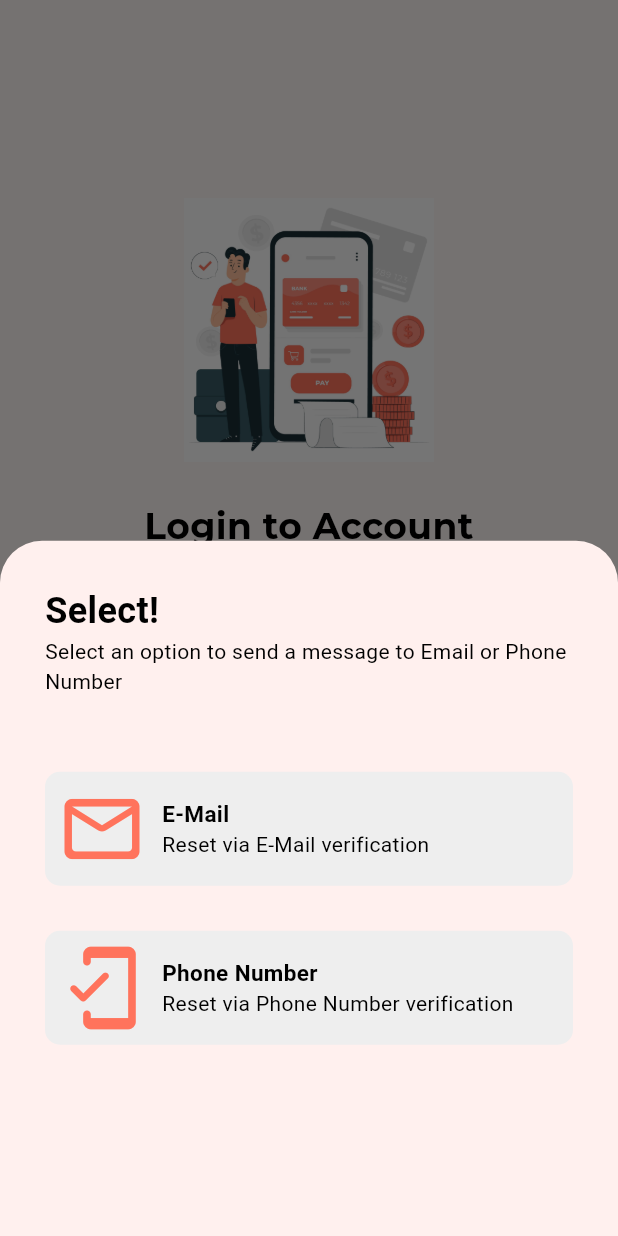
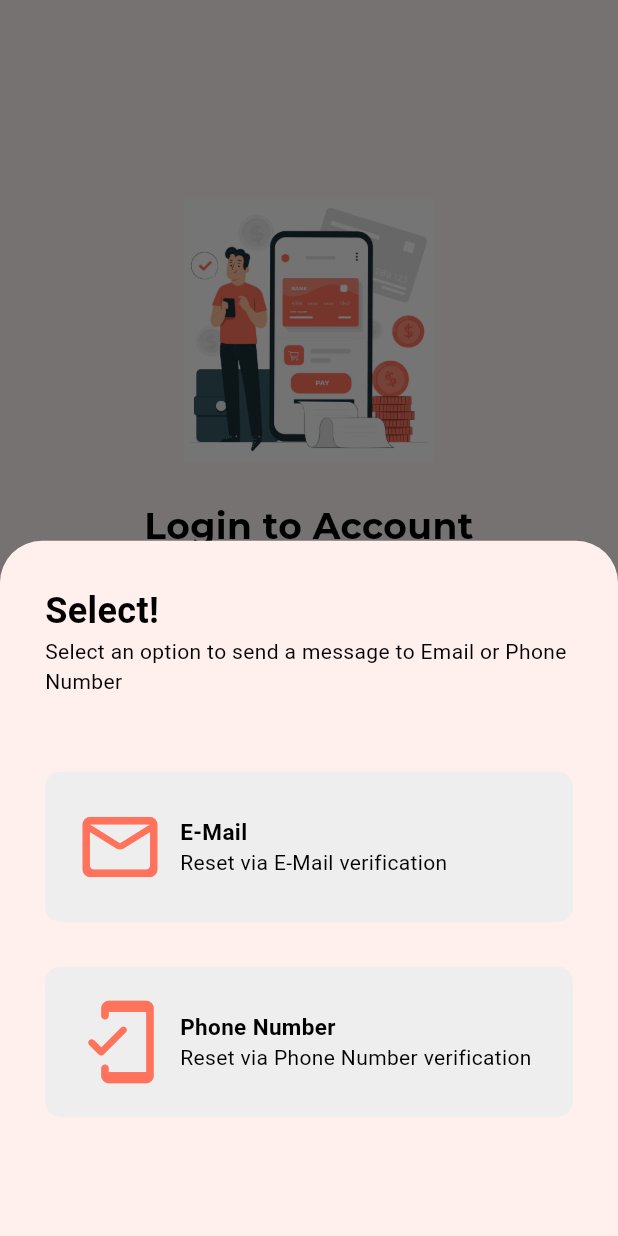
Before and after one commit to VINAY1072/Online-Banking-Application, a Flutter app: the screen it shows after launch, after a tap on "Forget Password?", on a phone screen of 412 x 824 dp. Run offline on Flutter 3.47's test engine with Material 2 defaults, Android fonts, the phone set to English and light mode, and no system bars; our stand-ins replace firebase_core, font_awesome_flutter, get, google_fonts, image_picker; accounts and stored records are empty.

Commit message:
commited changes

```diff
--- a/lib/pages/data_and_other_useful_pages/splash.dart
+++ b/lib/pages/data_and_other_useful_pages/splash.dart
@@ -1,6 +1,6 @@
 import 'dart:ui';
 import 'package:flutter/material.dart';
-import 'package:bank_app/pages/login_page.dart';
+import 'package:bank_app/pages/login_pages/login_page.dart';
 
 // import 'home.dart';
 
--- /dev/null
+++ b/lib/pages/login_pages/forget_pass_pages/forget_pass_sheet.dart
@@ -0,0 +1,117 @@
+import 'package:flutter/material.dart';
+
+class PassFor extends StatefulWidget {
+  const PassFor({super.key});
+
+  @override
+  State<PassFor> createState() => _PassForState();
+}
+
+class _PassForState extends State<PassFor> {
+  @override
+  Widget build(BuildContext context) {
+    return Container(
+      padding: EdgeInsets.all(30.0),
+      child: Column(
+        crossAxisAlignment: CrossAxisAlignment.start,
+        children: [
+          Text(
+            "Select!",
+            style: TextStyle(
+                color: Colors.black, fontSize: 24, fontWeight: FontWeight.bold),
+          ),
+          Text(
+            "Select an option to send a message to Email or Phone Number",
+            style: TextStyle(
+              color: Colors.black,
+            ),
+          ),
+          SizedBox(
+            height: 50,
+          ),
+          GestureDetector(
+            onTap: () {},
+            child: Container(
+              padding: EdgeInsets.all(20),
+              decoration: BoxDecoration(
+                  borderRadius: BorderRadius.circular(10),
+                  color: Colors.grey.shade200),
+              child: Row(
+                children: [
+                  Icon(
+                    Icons.mail_outline_rounded,
+                    size: 60,
+                    color: Color(0xffff735c),
+                  ),
+                  SizedBox(
+                    width: 10,
+                  ),
+                  Column(
+                    crossAxisAlignment: CrossAxisAlignment.start,
+                    children: [
+                      Text(
+                        'E-Mail',
+                        style: TextStyle(
+                            color: Colors.black,
+                            fontSize: 15,
+                            fontWeight: FontWeight.bold),
+                      ),
+                      Text(
+                        'Reset via E-Mail verification',
+                        style: TextStyle(
+                          color: Colors.black,
+                        ),
+                      )
+                    ],
+                  )
+                ],
+              ),
+            ),
+          ),
+          SizedBox(
+            height: 30,
+          ),
+          GestureDetector(
+            onTap: () {},
+            child: Container(
+              padding: EdgeInsets.all(20),
+              decoration: BoxDecoration(
+                  borderRadius: BorderRadius.circular(10),
+                  color: Colors.grey.shade200),
+              child: Row(
+                children: [
+                  Icon(
+                    Icons.mobile_friendly_rounded,
+                    size: 60,
+                    color: Color(0xffff735c),
+                  ),
+                  SizedBox(
+                    width: 10,
+                  ),
+                  Column(
+                    crossAxisAlignment: CrossAxisAlignment.start,
+                    children: [
+                      Text(
+                        'Phone Number',
+                        style: TextStyle(
+                            color: Colors.black,
+                            fontSize: 15,
+                            fontWeight: FontWeight.bold),
+                      ),
+                      Text(
+                        'Reset via Phone Number verification',
+                        style: TextStyle(
+                          color: Colors.black,
+                        ),
+                      )
+                    ],
+                  )
+                ],
+              ),
+            ),
+          )
+        ],
+      ),
+    );
+  }
+}
--- /dev/null
+++ b/lib/pages/login_pages/login_page.dart
@@ -0,0 +1,216 @@
+import 'package:bank_app/base_screen.dart';
+import 'package:bank_app/pages/login_pages/forget_pass_pages/forget_pass_sheet.dart';
+import 'package:bank_app/pages/login_pages/signup_page.dart';
+import 'package:flutter/material.dart';
+// import 'home_pages/home.dart';
+import '../../utils.dart';
+
+class Scene extends StatefulWidget {
+  const Scene({super.key});
+
+  @override
+  State<Scene> createState() => _SceneState();
+}
+
+class _SceneState extends State<Scene> {
+  bool _obsText = true;
+  var _pass = TextEditingController();
+
+  @override
+  void initState() {
+    super.initState();
+
+    _obsText = true;
+  }
+
+  @override
+  Widget build(BuildContext context) {
+    return Scaffold(
+      body: SingleChildScrollView(
+        child: Container(
+          child: Container(
+            padding: EdgeInsets.fromLTRB(30, 132, 30, 27.5),
+            width: double.infinity,
+            child: Column(
+                crossAxisAlignment: CrossAxisAlignment.center,
+                children: [
+                  Container(
+                    // 5JE (312:4)
+                    width: 167,
+                    height: 176,
+                    child: Image.asset(
+                      'images/-yH8.png',
+                      fit: BoxFit.cover,
+                    ),
+                  ),
+                  const SizedBox(
+                    height: 25,
+                  ),
+                  Center(
+                    child: Container(
+                      child: Text(
+                        'Login to Account',
+                        textAlign: TextAlign.center,
+                        style: SafeGoogleFont(
+                          'Montserrat',
+                          fontSize: 24,
+                          fontWeight: FontWeight.w700,
+                          // height: 1.2175,
+                          color: Color(0xff000000),
+                        ),
+                      ),
+                    ),
+                  ),
+                  Form(
+                      child: Container(
+                    padding: EdgeInsets.symmetric(vertical: 20.0),
+                    child: Column(
+                      crossAxisAlignment: CrossAxisAlignment.start,
+                      children: [
+                        TextFormField(
+                          decoration: InputDecoration(
+                            prefixIcon: Icon(Icons.email_outlined),
+                            prefixIconColor: Color(0xffff735c),
+                            labelText: 'E-mail',
+                            labelStyle: TextStyle(color: Color(0xffff735c)),
+                            hintText: 'E-mail',
+                            border: OutlineInputBorder(
+                                borderSide:
+                                    BorderSide(color: Color(0xffff735c))),
+                          ),
+                          cursorColor: Color(0xffff735c),
+                        ),
+                        SizedBox(
+                          height: 20,
+                        ),
+                        TextFormField(
+                          validator: (value) {
+                            if (value == null || value.isEmpty) {
+                              return 'Enter Your Password';
+                            }
+                            return null;
+                          },
+                          obscureText: _obsText,
+                          controller: _pass,
+                          decoration: InputDecoration(
+                            prefixIcon: Icon(Icons.lock_outline_rounded),
+                            prefixIconColor: Color(0xffff735c),
+                            suffixIcon: GestureDetector(
+                              onTap: () {
+                                setState(() {
+                                  _obsText = !_obsText;
+                                });
+                              },
+                              child: Icon(_obsText
+                                  ? Icons.visibility
+                                  : Icons.visibility_off),
+                            ),
+                            labelText: 'Password',
+                            labelStyle: TextStyle(color: Color(0xffff735c)),
+                            hintText: 'Password',
+                            border: OutlineInputBorder(
+                                borderSide:
+                                    BorderSide(color: Color(0xffff735c))),
+                          ),
+                          cursorColor: Color(0xffff735c),
+                        ),
+                        SizedBox(
+                          height: 5,
+                        ),
+                        Align(
+                          alignment: Alignment.topRight,
+                          child: TextButton(
+                            onPressed: () {
+                              showModalBottomSheet(
+                                  context: context,
+                                  builder: (context) => PassFor());
+                            },
+                            child: Text(
+                              'Forget Password?',
+                              style: TextStyle(color: Color(0xffff735c)),
+                            ),
+                          ),
+                        ),
+                        SizedBox(
+                          width: double.infinity,
+                          child: ElevatedButton(
+                            onPressed: () {
+                              Navigator.pushReplacement(
+                                  context,
+                                  MaterialPageRoute(
+                                      builder: (context) => Base()));
+                            },
+                            child: Text(
+                              'LOG IN',
+                              style: TextStyle(color: Color(0xffff735c)),
+                            ),
+                            style: ButtonStyle(
+                                shape: MaterialStateProperty.all<
+                                        RoundedRectangleBorder>(
+                                    RoundedRectangleBorder(
+                                        borderRadius:
+                                            BorderRadius.circular(5)))),
+                          ),
+                        ),
+                        Column(
+                          crossAxisAlignment: CrossAxisAlignment.center,
+                          children: [
+                            SizedBox(
+                              height: 10,
+                            ),
+                            Text('OR'),
+                            SizedBox(
+                              height: 10,
+                            ),
+                            SizedBox(
+                              width: double.infinity,
+                              child: OutlinedButton.icon(
+                                onPressed: () {},
+                                label: Text(
+                                  'Sign In with Google',
+                                  style: TextStyle(color: Color(0xffff735c)),
+                                ),
+                                icon: Image(
+                                  image: AssetImage('images/google.png'),
+                                  width: 20,
+                                ),
+                                style: ButtonStyle(
+                                    shape: MaterialStateProperty.all<
+                                            RoundedRectangleBorder>(
+                                        RoundedRectangleBorder(
+                                            borderRadius:
+                                                BorderRadius.circular(5)))),
+                              ),
+                            ),
+                            TextButton(
+                                onPressed: () {
+                                  Navigator.pushReplacement(
+                                      context,
+                                      MaterialPageRoute(
+                                          builder: (context) => Signup()));
+                                },
+                                child: Text.rich(TextSpan(
+                                  text: "Don't have an Account?",
+                                  style: TextStyle(
+                                      color: const Color.fromARGB(
+                                          255, 79, 78, 78)),
+                                  children: [
+                                    TextSpan(
+                                      text: " SIGNUP",
+                                      style:
+                                          TextStyle(color: Color(0xffff735c)),
+                                    )
+                                  ],
+                                )))
+                          ],
+                        )
+                      ],
+                    ),
+                  ))
+                ]),
+          ),
+        ),
+      ),
+    );
+  }
+}
--- a/lib/pages/settings_pages/account_settings.dart
+++ b/lib/pages/settings_pages/account_settings.dart
@@ -1,4 +1,4 @@
-import 'package:bank_app/pages/login_page.dart';
+import 'package:bank_app/pages/login_pages/login_page.dart';
 import 'package:flutter/cupertino.dart';
 import 'package:flutter/material.dart';
 
```
Also changed, not shown: lib/pages/login_pages/forget_pass_pages/forget_pass_mail.dart (added, +15 -0 lines), lib/pages/login_pages/signup_page.dart (added, +226 -0 lines).
